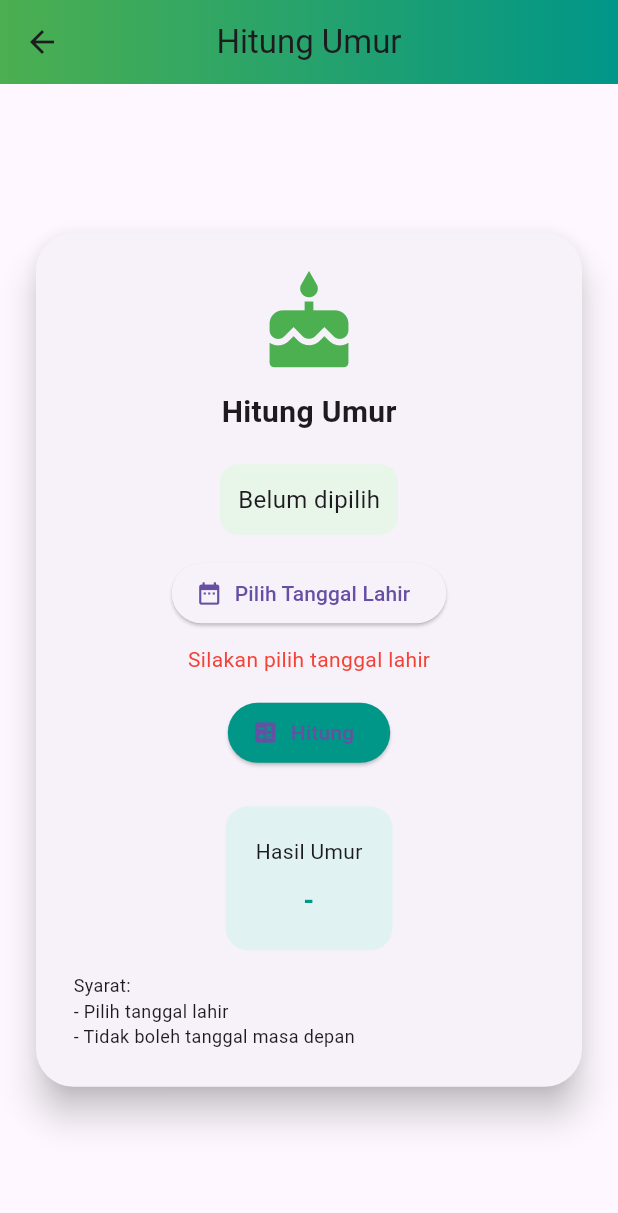
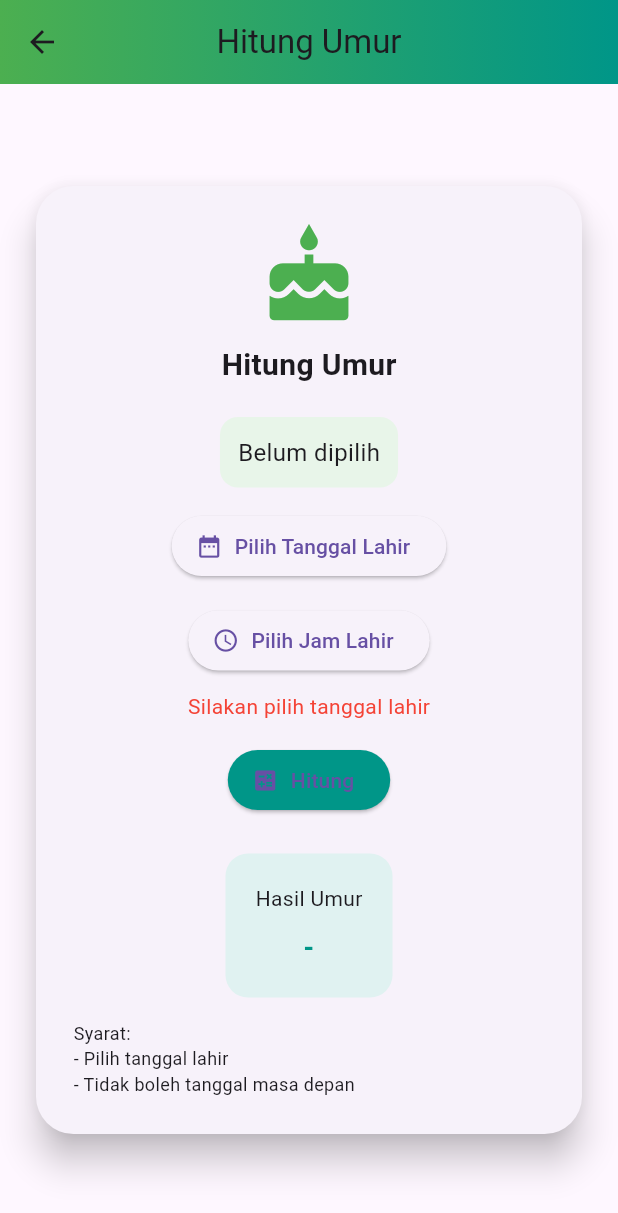
Before and after one commit to afifbashair/TugasTPM2, a Flutter app: the UmurPage screen opened directly, after a tap on "Hitung", on a phone screen of 412 x 824 dp. Shown: the top 1213 px of the screen. Run offline on Flutter 3.47's test engine with Material 3 defaults, Android fonts, the phone set to English and light mode, and no system bars; our stand-ins replace hijri.

Commit message:
update umur

```diff
--- a/lib/pages/umur_page.dart
+++ b/lib/pages/umur_page.dart
@@ -11,6 +11,7 @@ class _UmurPageState extends State<UmurPage> {
   DateTime? lahir;
   String hasil = "";
   String? error;
+  TimeOfDay? waktu;
 
   // 📅 Format manual (tanpa intl)
   String formatTanggal(DateTime? date) {
@@ -21,7 +22,11 @@ class _UmurPageState extends State<UmurPage> {
     "Juli","Agustus","September","Oktober","November","Desember"
   ];
 
-    return "${date.day} ${bulan[date.month - 1]} ${date.year}";
+  String jam = waktu != null
+      ? "${waktu!.hour.toString().padLeft(2, '0')}:${waktu!.minute.toString().padLeft(2, '0')}"
+      : "00:00";
+
+  return "${date.day} ${bulan[date.month - 1]} ${date.year} - $jam";
 }
 
   void hitung() {
@@ -32,32 +37,54 @@ class _UmurPageState extends State<UmurPage> {
 
   final now = DateTime.now();
 
-    if (lahir!.isAfter(now)) {
+  final lahirLengkap = DateTime(
+    lahir!.year,
+    lahir!.month,
+    lahir!.day,
+    waktu?.hour ?? 0,
+    waktu?.minute ?? 0,
+  );
+
+  if (lahirLengkap.isAfter(now)) {
     setState(() => error = "Tanggal tidak valid");
     return;
   }
 
-    int tahun = now.year - lahir!.year;
-    int bulan = now.month - lahir!.month;
-    int hari = now.day - lahir!.day;
+  int tahun = now.year - lahirLengkap.year;
+  int bulan = now.month - lahirLengkap.month;
+  int hari = now.day - lahirLengkap.day;
+  int jam = now.hour - lahirLengkap.hour;
+  int menit = now.minute - lahirLengkap.minute;
 
+  // 🔁 koreksi menit
+  if (menit < 0) {
+    menit += 60;
+    jam -= 1;
+  }
+
+  // 🔁 koreksi jam
+  if (jam < 0) {
+    jam += 24;
+    hari -= 1;
+  }
+
+  // 🔁 koreksi hari
   if (hari < 0) {
     bulan -= 1;
     final lastMonth = DateTime(now.year, now.month, 0).day;
     hari += lastMonth;
   }
 
+  // 🔁 koreksi bulan
   if (bulan < 0) {
     tahun -= 1;
     bulan += 12;
   }
 
-    final diff = now.difference(lahir!);
-
   setState(() {
     hasil =
-          "$tahun Tahun\n$bulan Bulan\n$hari Hari\n\n"
-          "${diff.inHours} Jam\n${diff.inMinutes} Menit";
+        "$tahun Tahun $bulan Bulan $hari Hari\n"
+        "$jam Jam $menit Menit";
     error = null;
   });
 }
@@ -131,6 +158,20 @@ class _UmurPageState extends State<UmurPage> {
                       label: const Text("Pilih Tanggal Lahir"),
                     ),
 
+                    const SizedBox(height: 15),
+
+                    ElevatedButton.icon(
+                      onPressed: () async {
+                        TimeOfDay? picked = await showTimePicker(
+                          context: context,
+                          initialTime: TimeOfDay.now(),
+                        );
+                        setState(() => waktu = picked);
+                      },
+                      icon: const Icon(Icons.access_time),
+                      label: const Text("Pilih Jam Lahir"),
+                    ),
+
                     if (error != null) ...[
                       const SizedBox(height: 10),
                       Text(error!,
```
Lines whose indentation alone changed are shown as unchanged.
